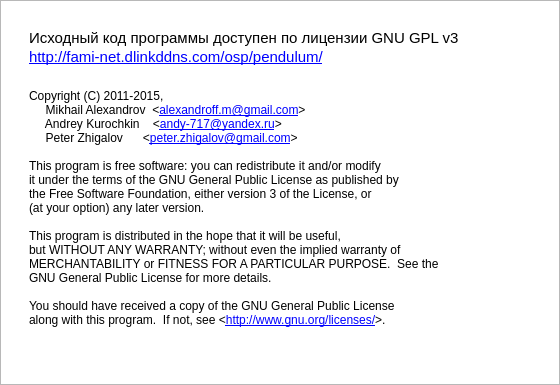
Above: src/win32/license.ui from AlienCowEatCake/pendulum before the change. Below: the same form after it.
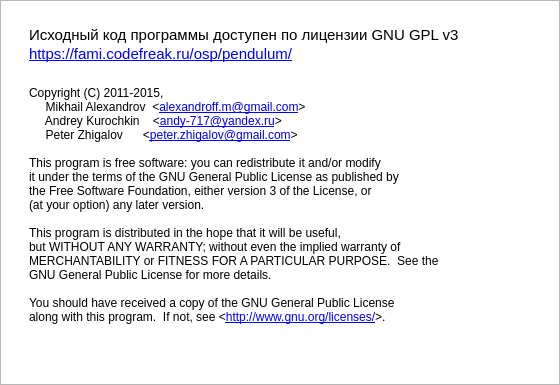
That is the form after the change. Icons and pictures are not drawn.

Commit message: Поправил ссылки на проект и убрал скролл-поведение в окне с лицензией

```diff
--- a/src/win32/license.ui
+++ b/src/win32/license.ui
@@ -65,8 +65,8 @@
 &lt;td width=&quot;20&quot;&gt;&lt;/td&gt;
 &lt;td&gt;
 &lt;p style=&quot; margin-top:0px; margin-bottom:0px; margin-left:0px; margin-right:0px; -qt-block-indent:0; text-indent:0px;&quot;&gt;&lt;span style=&quot; font-family:'Courier New',monospace; font-size:9pt;&quot;&gt; &lt;/span&gt;&lt;/p&gt;
-&lt;p style=&quot; margin-top:8px; margin-bottom:0px; margin-left:0px; margin-right:0px; -qt-block-indent:0; text-indent:0px;&quot;&gt;&lt;span style=&quot; font-family:'Arial','Tahoma',sans-serif;  font-size:11pt;&quot;&gt;Исходный код программы доступен по лицензии GNU GPL v3&lt;/span&gt;&lt;/p&gt;
-&lt;p style=&quot; margin-top:1px; margin-bottom:0px; margin-left:0px; margin-right:0px; -qt-block-indent:0; text-indent:0px;&quot;&gt;&lt;span style=&quot; font-family:'Arial','Tahoma',sans-serif;  font-size:11pt;&quot;&gt;&lt;a href=&quot;http://fami-net.dlinkddns.com/osp/pendulum/&quot;&gt;http://fami-net.dlinkddns.com/osp/pendulum/&lt;/a&gt;&lt;/span&gt;&lt;/p&gt;
+&lt;p style=&quot; margin-top:5px; margin-bottom:0px; margin-left:0px; margin-right:0px; -qt-block-indent:0; text-indent:0px;&quot;&gt;&lt;span style=&quot; font-family:'Arial','Tahoma',sans-serif;  font-size:11pt;&quot;&gt;Исходный код программы доступен по лицензии GNU GPL v3&lt;/span&gt;&lt;/p&gt;
+&lt;p style=&quot; margin-top:1px; margin-bottom:0px; margin-left:0px; margin-right:0px; -qt-block-indent:0; text-indent:0px;&quot;&gt;&lt;span style=&quot; font-family:'Arial','Tahoma',sans-serif;  font-size:11pt;&quot;&gt;&lt;a href=&quot;https://fami.codefreak.ru/osp/pendulum/&quot;&gt;https://fami.codefreak.ru/osp/pendulum/&lt;/a&gt;&lt;/span&gt;&lt;/p&gt;
 &lt;p style=&quot; margin-top:0px; margin-bottom:0px; margin-left:0px; margin-right:0px; -qt-block-indent:0; text-indent:0px;&quot;&gt;&lt;span style=&quot; font-family:'Courier New',monospace; font-size:9pt;&quot;&gt; &lt;/span&gt;&lt;/p&gt;
 &lt;p style=&quot; margin-top:9px; margin-bottom:0px; margin-left:0px; margin-right:0px; -qt-block-indent:0; text-indent:0px;&quot;&gt;&lt;span style=&quot; font-family:'Courier New',monospace; font-size:9pt;&quot;&gt;Copyright (C) 2011-2015,&lt;/span&gt;&lt;/p&gt;
 &lt;p style=&quot; margin-top:0px; margin-bottom:0px; margin-left:0px; margin-right:0px; -qt-block-indent:0; text-indent:0px;&quot;&gt;&lt;span style=&quot; font-family:'Courier New',monospace; font-size:9pt;&quot;&gt;     Mikhail Alexandrov  &amp;lt;&lt;a href=&quot;mailto:alexandroff.m@gmail.com&quot;&gt;alexandroff.m@gmail.com&lt;/a&gt;&amp;gt;&lt;/span&gt;&lt;/p&gt;
@@ -85,7 +85,7 @@
 &lt;p style=&quot; margin-top:0px; margin-bottom:0px; margin-left:0px; margin-right:0px; -qt-block-indent:0; text-indent:0px;&quot;&gt;&lt;span style=&quot; font-family:'Courier New',monospace; font-size:9pt;&quot;&gt; &lt;/span&gt;&lt;/p&gt;
 &lt;p style=&quot; margin-top:0px; margin-bottom:0px; margin-left:0px; margin-right:0px; -qt-block-indent:0; text-indent:0px;&quot;&gt;&lt;span style=&quot; font-family:'Courier New',monospace; font-size:9pt;&quot;&gt;You should have received a copy of the GNU General Public License&lt;/span&gt;&lt;/p&gt;
 &lt;p style=&quot; margin-top:0px; margin-bottom:0px; margin-left:0px; margin-right:0px; -qt-block-indent:0; text-indent:0px;&quot;&gt;&lt;span style=&quot; font-family:'Courier New',monospace; font-size:9pt;&quot;&gt;along with this program.  If not, see &amp;lt;&lt;a href=&quot;http://www.gnu.org/licenses/&quot;&gt;http://www.gnu.org/licenses/&lt;/a&gt;&amp;gt;.&lt;/span&gt;&lt;/p&gt;
-&lt;p style=&quot; margin-top:12px; margin-bottom:12px; margin-left:0px; margin-right:0px; -qt-block-indent:0; text-indent:0px;&quot;&gt;&lt;span style=&quot; font-family:'Arial','Tahoma',sans-serif; font-size:8pt;&quot;&gt;  &lt;/span&gt;&lt;/p&gt;&lt;/td&gt;
+&lt;p style=&quot; margin-top:0px; margin-bottom:0px; margin-left:0px; margin-right:0px; -qt-block-indent:0; text-indent:0px;&quot;&gt;&lt;span style=&quot; font-family:'Arial','Tahoma',sans-serif; font-size:8pt;&quot;&gt;  &lt;/span&gt;&lt;/p&gt;&lt;/td&gt;
 &lt;td width=&quot;20&quot;&gt;&lt;/td&gt;&lt;/tr&gt;&lt;/table&gt;&lt;/body&gt;&lt;/html&gt;</string>
     </property>
    </widget>
```
The commit also changes 1 other file.
